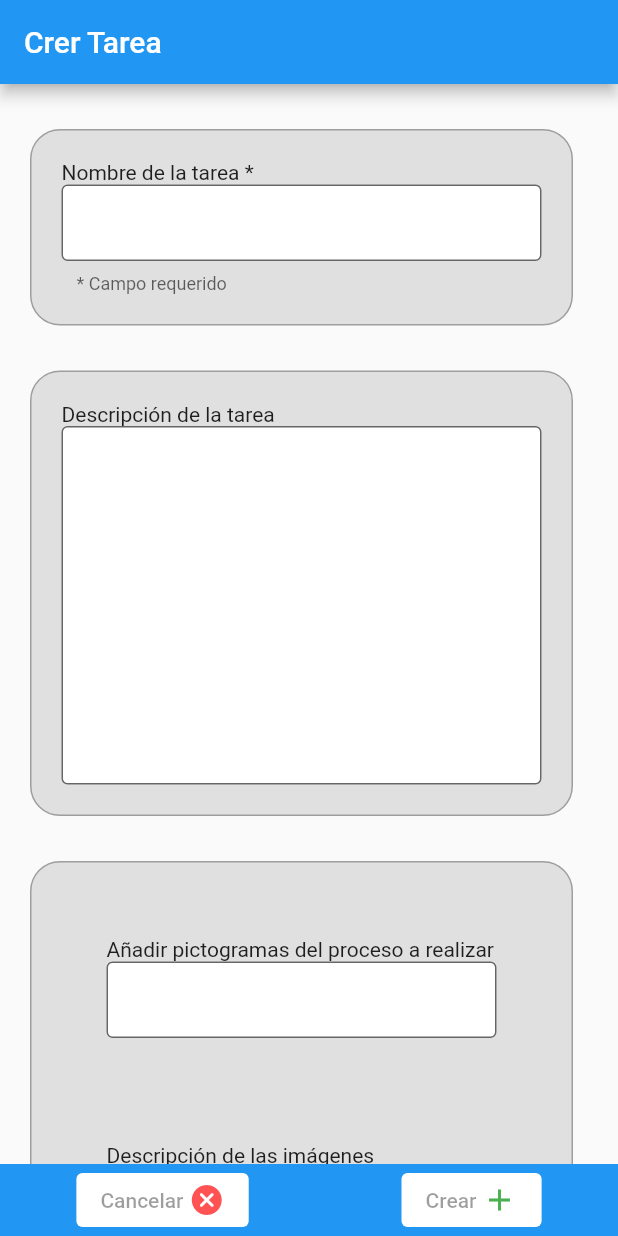
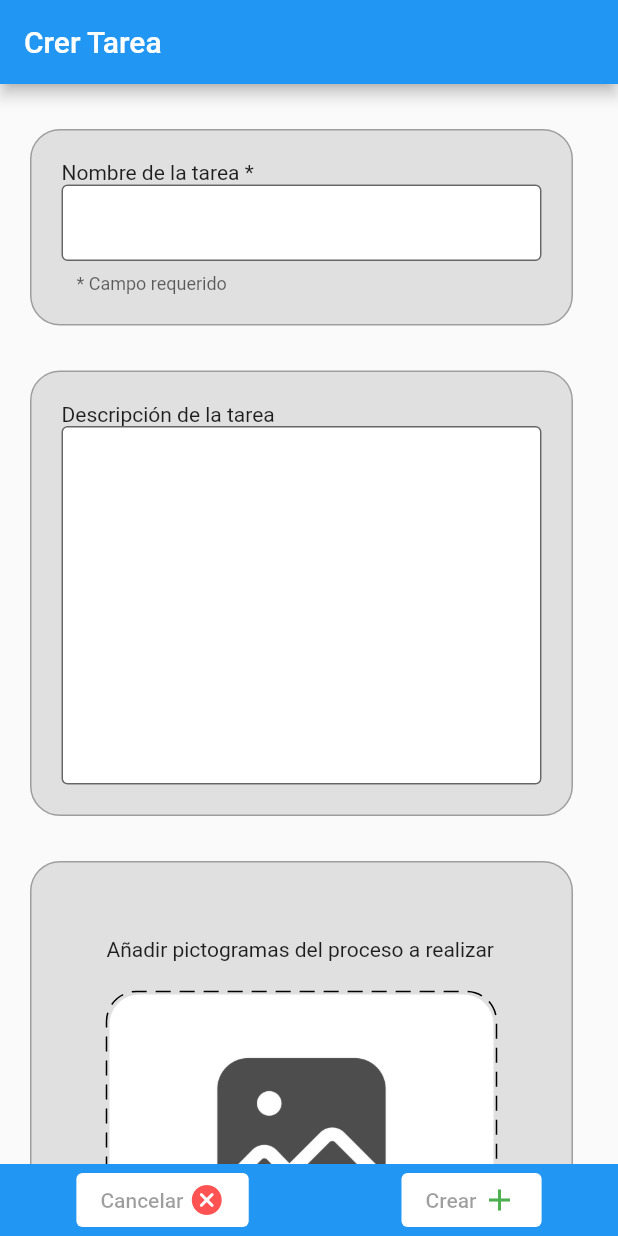
Before and after one commit to DGPAS/DGP_AS, a Flutter app: the screen it shows after launch, on a phone screen of 412 x 824 dp. Run offline on Flutter 3.47's test engine with Material 2 defaults, Android fonts, the light colour scheme and no system bars; our stand-ins replace image_picker.

Commit message:
Añadido carpeta assets, nuevas dependencias y actualizado upload_form.dart

```diff
--- a/Dability/lib/Components/upload_form.dart
+++ b/Dability/lib/Components/upload_form.dart
@@ -1,12 +1,16 @@
+import 'package:dotted_border/dotted_border.dart';
 import 'package:flutter/material.dart';
 import 'package:dability/Components/form_type.dart';
+import 'package:image_picker/image_picker.dart';
+import 'dart:io';
 
 class UploadForm extends StatefulWidget {
   final bool requiredField;
   final String titulo;
   final FormType tipo;
+  String? pickedFilePath;
 
-  const UploadForm({
+  UploadForm({
     Key? key,
     required this.requiredField,
     required this.titulo,
@@ -26,6 +30,7 @@ class _UploadFormState extends State<UploadForm> {
 
   _UploadFormState({required this.requiredField, required this.titulo, required this.tipo});
 
+
   double getContentPadding () {
     if (tipo == FormType.title) {
       return 12.0;
@@ -33,6 +38,15 @@ class _UploadFormState extends State<UploadForm> {
       return 200.0;
     } else {
       return 12.0; // Valor por defecto
+    }
+  }
+
+  Widget _getImage(String? urlPath) {
+    if (urlPath == null) {
+      return const Image(image: AssetImage('assets/images/no_image.png'),fit: BoxFit.contain);
+    }
+    else {
+      return Image.file(File(urlPath),fit: BoxFit.cover);
     }
   }
 
@@ -48,26 +62,34 @@ class _UploadFormState extends State<UploadForm> {
               '$titulo${requiredField ? ' *' : ''}',
             ),
           ),
-          TextFormField(
-            decoration: InputDecoration(
-              border: const OutlineInputBorder(),
-              filled: true,
-              fillColor: Colors.white,
-              contentPadding: EdgeInsets.fromLTRB(10,20,0,getContentPadding()),
-              helperText: requiredField ? campoRequerido : null,
-              alignLabelWithHint: true,
+          Container(
+            margin: const EdgeInsets.only(top: 20),
+            child: DottedBorder(
+              color: Colors.black,
+              strokeWidth: 1,
+              dashPattern: [10,6],
+              borderType: BorderType.RRect,
+              radius: Radius.circular(20),
+              child: Container(
+                height: 200,
+                width: 800,
+                decoration: _buildBoxDecoration(),
+                child: ClipRRect(
+                    borderRadius: BorderRadius.circular(45),
+                    child: _getImage(null)
+                ),
+              ),
             ),
-            textAlignVertical: TextAlignVertical.top,
-            onSaved: (String? value) {
-              // This optional block of code can be used to run
-              // code when the user saves the form.
-            },
-            validator: (String? value) {
-              return (value != null && value.contains('@')) ? 'Do not use the @ char.' : null;
-            },
           ),
         ],
       ),
     );
   }
+
+  BoxDecoration _buildBoxDecoration() {
+    return BoxDecoration(
+      color: Colors.white,
+      borderRadius: const BorderRadius.all(Radius.circular(20)),
+    );
+  }
 }
--- a/Dability/lib/add_task_forms.dart
+++ b/Dability/lib/add_task_forms.dart
@@ -57,7 +57,7 @@ class AddTaskForms extends StatelessWidget {
                   Container(
                     padding: const EdgeInsets.all(20.0),
                     margin: const EdgeInsets.only(left: 10.0, top: 10.0, right: 10.0),
-                    child: const UploadForm(requiredField: false, titulo: "Añadir pictogramas del proceso a realizar", tipo: FormType.imagesUpload),
+                    child: UploadForm(requiredField: false, titulo: "Añadir pictogramas del proceso a realizar", tipo: FormType.imagesUpload),
                   ),
                   Container(
                     padding: const EdgeInsets.all(20.0),
--- a/Dability/pubspec.yaml
+++ b/Dability/pubspec.yaml
@@ -30,7 +30,9 @@ environment:
 dependencies:
   flutter:
     sdk: flutter
-
+  file_picker: ^6.0.0
+  image_picker:
+  dotted_border:
 
   # The following adds the Cupertino Icons font to your application.
   # Use with the CupertinoIcons class for iOS style icons.
@@ -58,6 +60,8 @@ flutter:
   # the material Icons class.
   uses-material-design: true
 
+  assets:
+    - assets/images/
   # To add assets to your application, add an assets section, like this:
   # assets:
   #   - images/a_dot_burr.jpeg
```
Also changed, not shown: Dability/assets/images/no_image.png (added), Dability/pubspec.lock.
